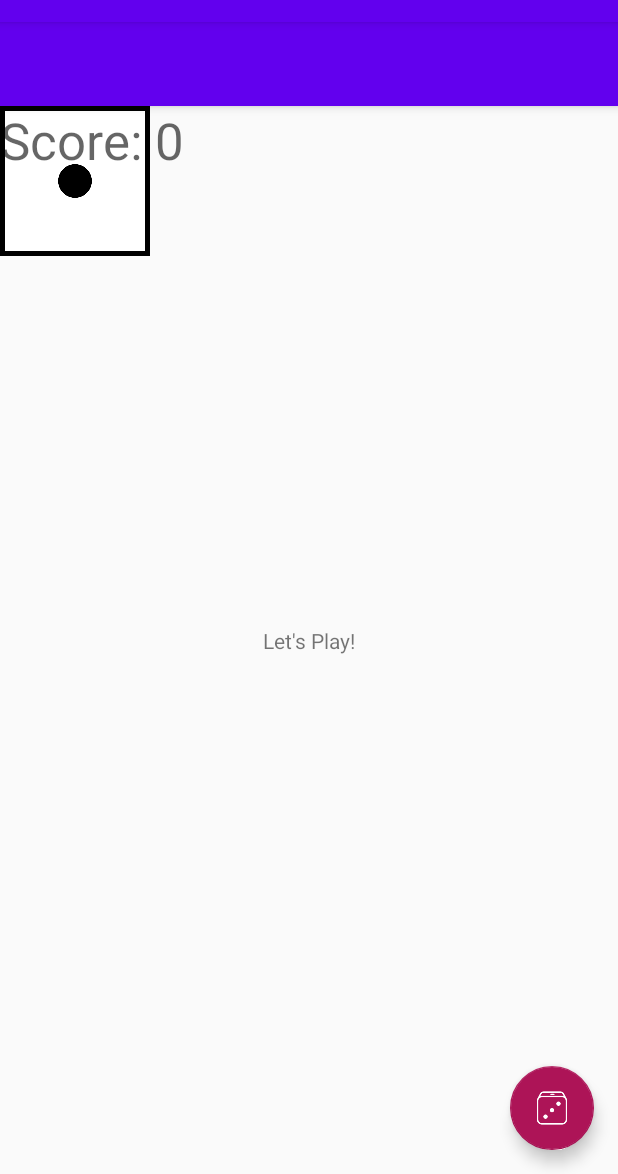
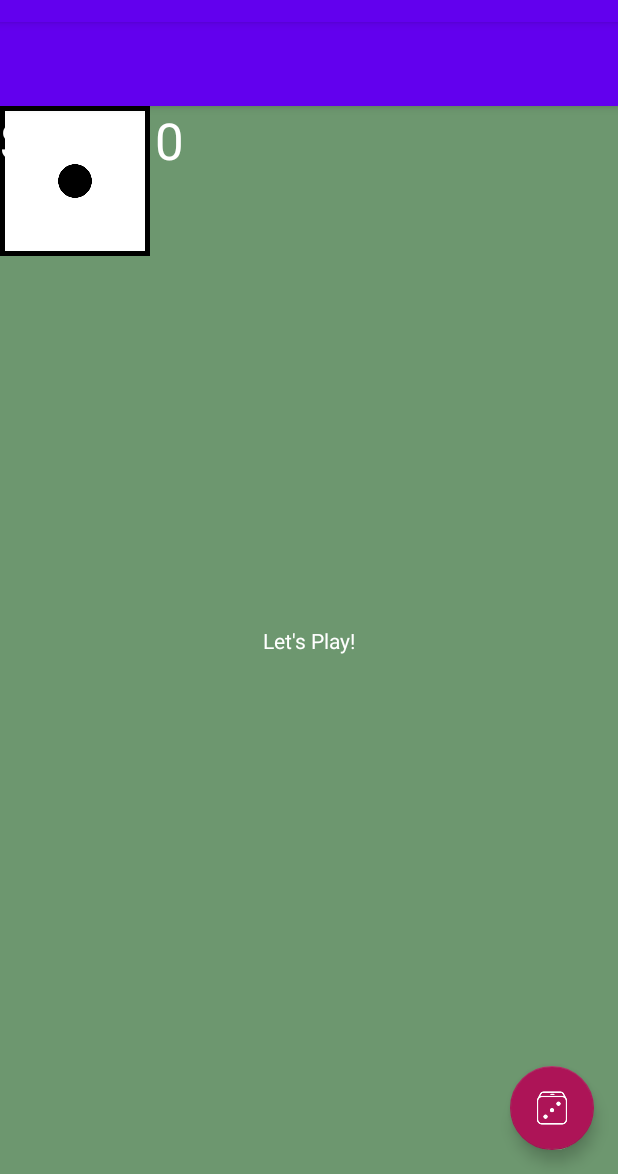
Before and after one commit to AbdoliSepehr8AMO1/DiceOut, an Android app: the MainActivity screen opened directly, with no data from a screen before it, on a phone screen of 412 x 824 dp, the part 62-1236 px from its top. Run offline under Robolectric (Android 15) with nearby library versions, the phone set to English and light mode, and no system bars; 1 statement that could not run was skipped.

Commit message:
Hoofdstuk af

```diff
--- a/app/src/main/res/layout/content_main.xml
+++ b/app/src/main/res/layout/content_main.xml
@@ -4,6 +4,7 @@
     xmlns:tools="http://schemas.android.com/tools"
     android:layout_width="match_parent"
     android:layout_height="match_parent"
+    android:background="#6D976F"
     app:layout_behavior="@string/appbar_scrolling_view_behavior">
 
     <TextView
@@ -11,6 +12,7 @@
         android:layout_width="wrap_content"
         android:layout_height="wrap_content"
         android:text="@string/let_s_play"
+        android:textColor="#FFFFFF"
         app:layout_constraintBottom_toBottomOf="parent"
         app:layout_constraintEnd_toEndOf="parent"
         app:layout_constraintStart_toStartOf="parent"
@@ -54,6 +56,9 @@
         android:layout_alignParentBottom="true"
         android:layout_centerHorizontal="true"
         android:text="Score: 0"
-        android:textAppearance="@style/TextAppearance.AppCompat.Display1" />
+        android:textAppearance="@style/TextAppearance.AppCompat.Display1"
+        android:textColor="#FFFFFF"
+        tools:layout_editor_absoluteX="144dp"
+        tools:layout_editor_absoluteY="493dp" />
 
 </androidx.constraintlayout.widget.ConstraintLayout>
```
